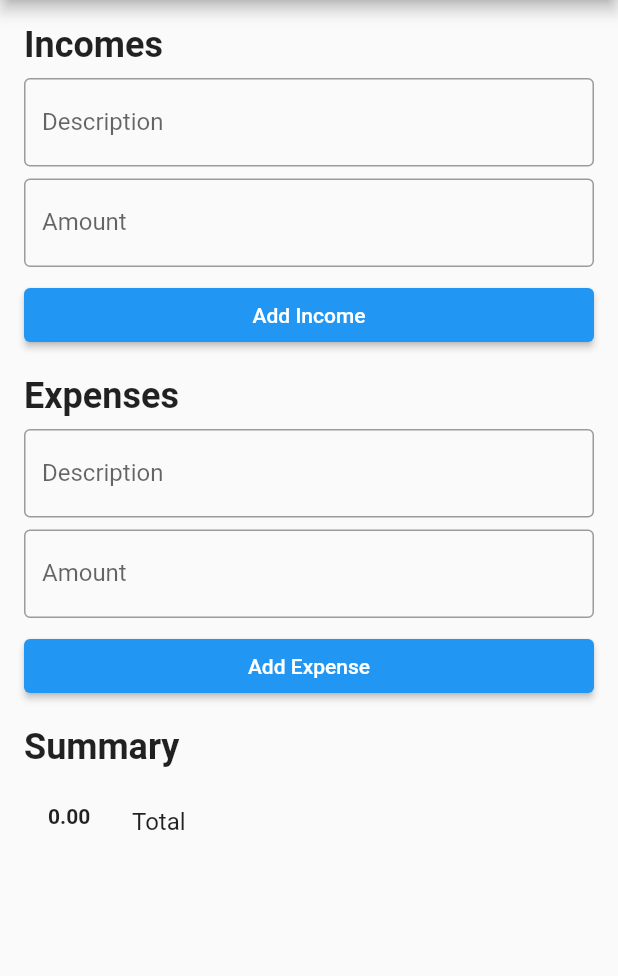
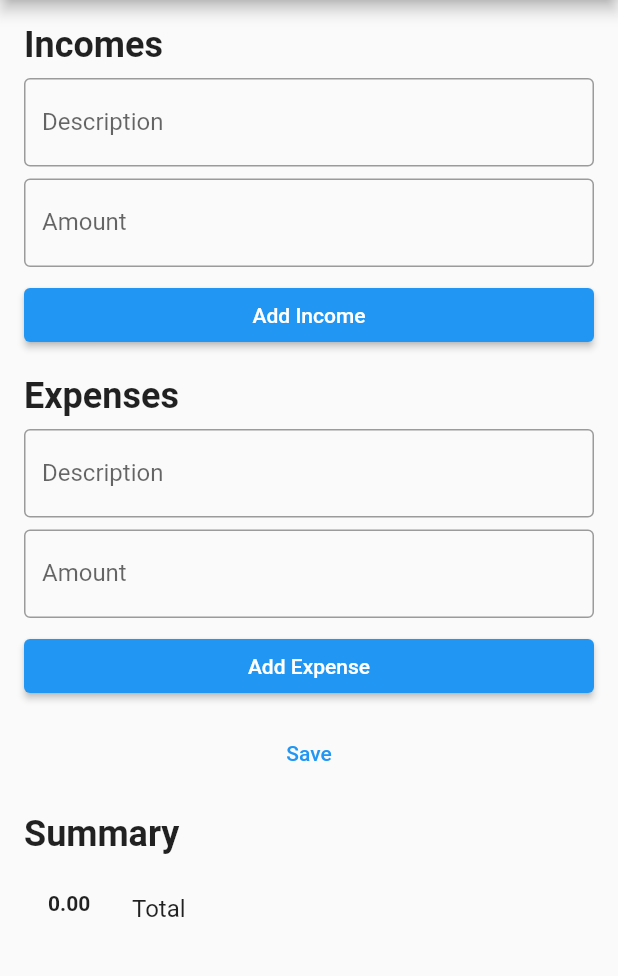
Before and after one commit to ryo-jiStudy/simple_money_manegement_app, a Flutter app: the screen it shows after launch, on a phone screen of 412 x 824 dp, the part 84-1060 px from its top. Run offline on Flutter 3.47's test engine with Material 2 defaults, Android fonts, the phone set to English and light mode, and no system bars; our stand-ins replace shared_preferences.

Commit message:
save only

```diff
--- a/lib/main.dart
+++ b/lib/main.dart
@@ -1,4 +1,7 @@
+import 'dart:convert';
+
 import 'package:flutter/material.dart';
+import 'package:shared_preferences/shared_preferences.dart';
 
 void main() {
   runApp(MyApp());
@@ -9,6 +12,11 @@ class Income {
   final double amount;
 
   Income({required this.description, required this.amount});
+
+  Map<String, dynamic> toJson() => {
+    'description': description,
+    'amount': amount,
+  };
 }
 
 class Expense {
@@ -16,6 +24,11 @@ class Expense {
   final double amount;
 
   Expense({required this.description, required this.amount});
+
+  Map<String, dynamic> toJson() => {
+    'description': description,
+    'amount': amount,
+  };
 }
 
 class MyApp extends StatelessWidget {
@@ -76,6 +89,22 @@ class _HomePageState extends State<HomePage> {
       total -= expenses.fold(0.0, (sum, expense) => sum.toDouble() + expense.amount);
     }
     return total;
+  }
+
+  void _saveData() async {
+    // SharedPreferencesのインスタンスを取得する
+    SharedPreferences prefs = await SharedPreferences.getInstance();
+
+    List<String> incomesA = incomes.map((income) => jsonEncode(income.toJson())).toList();
+    List<String> expensesA = expenses.map((expense) => jsonEncode(expense.toJson())).toList();
+    Map<String, List<String>> data = {
+      'incomes': incomesA,
+      'expenses': expensesA,
+    };
+    String encodedData = jsonEncode(data);
+
+    // Save data to device storage
+    prefs.setString('data', encodedData);
   }
 
   @override
@@ -142,6 +171,11 @@ class _HomePageState extends State<HomePage> {
         onPressed: _addExpense,
         child: Text('Add Expense'),
       ),
+            SizedBox(height: 10),
+            TextButton(
+              onPressed: () => _saveData(),
+              child: Text('Save'),
+            ),
       SizedBox(height: 16.0),
       Text(
         'Summary',
```
